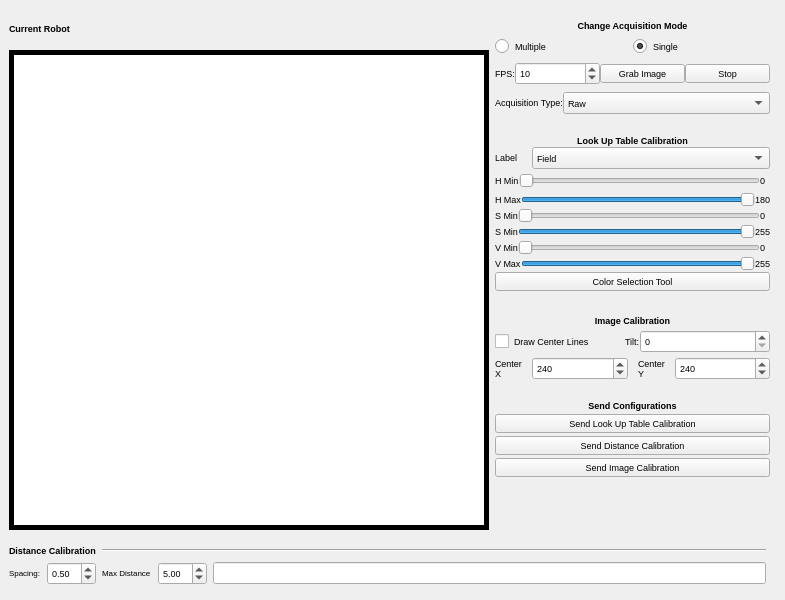
First picture: the form in vision_calib/src/vision_calib.ui, repository minhoteam-msl/minho_team_tools, before the edit.
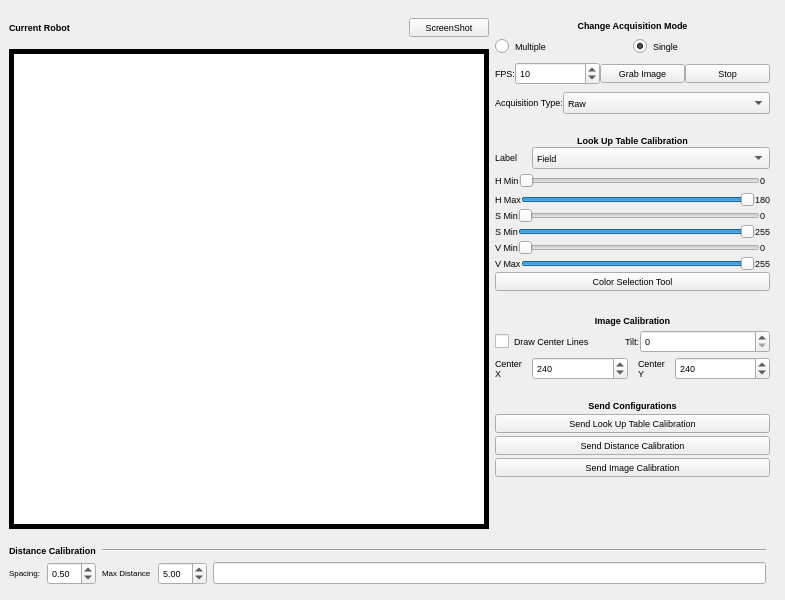
Second picture: the form after the edit.

Commit message: Added screenshot feature

```diff
--- a/vision_calib/src/vision_calib.ui
+++ b/vision_calib/src/vision_calib.ui
@@ -103,6 +103,20 @@
           </property>
          </widget>
         </item>
+        <item>
+         <widget class="QPushButton" name="bt_screenshot">
+          <property name="font">
+           <font>
+            <pointsize>7</pointsize>
+            <weight>50</weight>
+            <bold>false</bold>
+           </font>
+          </property>
+          <property name="text">
+           <string>ScreenShot</string>
+          </property>
+         </widget>
+        </item>
        </layout>
       </item>
      </layout>
```
The commit also changes 2 other files.
